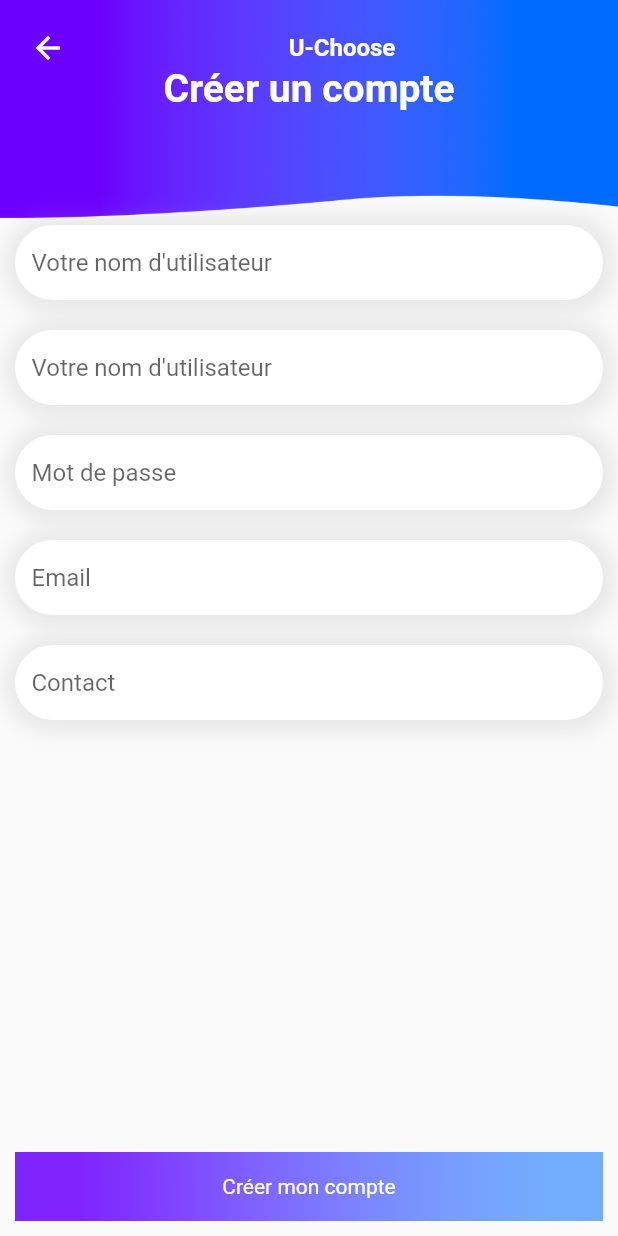
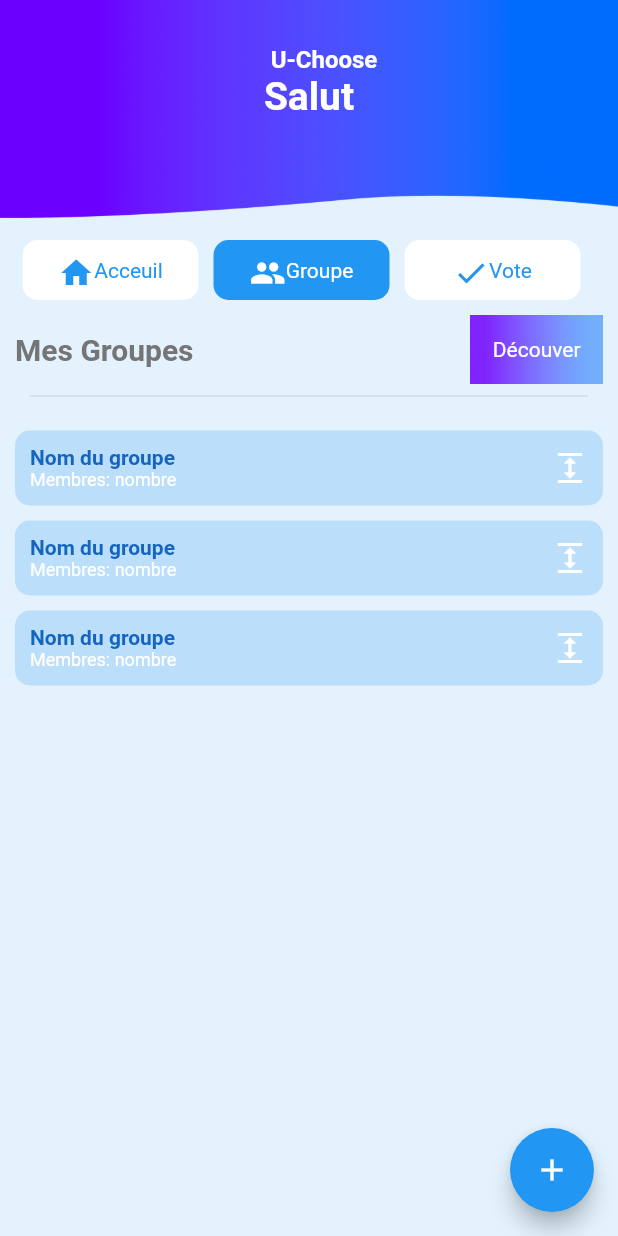
Before and after one commit to HossanaRanto/uchoose, a Flutter app: the screen it shows after launch, on a phone screen of 412 x 824 dp. Run offline on Flutter 3.47's test engine with Material 2 defaults, Android fonts, the phone set to English and light mode, and no system bars.

Commit message:
Login, Create account, navigation pages

```diff
--- /dev/null
+++ b/lib/fragement/group_fragment.dart
@@ -0,0 +1,87 @@
+import 'package:flutter/material.dart';
+import 'package:uchoose/ui/group_item.dart';
+
+class GroupFragment extends StatelessWidget {
+  const GroupFragment({super.key});
+
+  @override
+  Widget build(BuildContext context) {
+    return Scaffold(
+        backgroundColor: Colors.blue[50],
+        floatingActionButton: FloatingActionButton(
+          onPressed: () {},
+          child: Icon(Icons.add),
+        ),
+        body: Column(
+          children: [
+            // Padding(
+            //   padding: EdgeInsets.symmetric(horizontal: 10),
+            //   child: Container(
+            //     decoration: BoxDecoration(
+            //         color: Colors.white,
+            //         border: Border.all(color: Colors.white),
+            //         borderRadius: BorderRadius.circular(30),
+            //         boxShadow: [
+            //           BoxShadow(
+            //               blurRadius: 5,
+            //               color: Colors.grey.withOpacity(0.2),
+            //               spreadRadius: 5,
+            //               offset: Offset(1, 1))
+            //         ]),
+            //     child: Padding(
+            //       padding: EdgeInsets.symmetric(horizontal: 10),
+            //       child: TextField(
+            //         decoration: InputDecoration(
+            //             border: InputBorder.none, hintText: "Rechercher"),
+            //       ),
+            //     ),
+            //   ),
+            // ),
+            Container(
+              padding: EdgeInsets.symmetric(horizontal: 10),
+              child: Row(
+                mainAxisAlignment: MainAxisAlignment.spaceBetween,
+                children: [
+                  Text(
+                    "Mes Groupes",
+                    style: TextStyle(
+                        color: Colors.grey[600],
+                        fontWeight: FontWeight.bold,
+                        fontSize: 20),
+                  ),
+                  GestureDetector(
+                      child: Container(
+                          padding: EdgeInsets.all(15),
+                          decoration: BoxDecoration(
+                              image: DecorationImage(
+                                  image: AssetImage("assets/gradient.png"),
+                                  fit: BoxFit.fill)),
+                          child: Center(
+                            child: Text(
+                              "Découver",
+                              style: TextStyle(color: Colors.white),
+                            ),
+                          )))
+                ],
+              ),
+            ),
+            Padding(
+              padding: const EdgeInsets.symmetric(horizontal: 20),
+              child: Divider(),
+            ),
+            Expanded(
+              child: Container(
+                padding: EdgeInsets.all(10),
+                child: ListView(
+                  children: [
+                    GroupItem(),
+                    GroupItem(),
+                    GroupItem(),
+                  ],
+                ),
+              ),
+            )
+          ],
+        ));
+  }
+}
--- /dev/null
+++ b/lib/fragement/home_fragment.dart
@@ -0,0 +1,12 @@
+import 'package:flutter/material.dart';
+
+class HomeFragment extends StatelessWidget {
+  const HomeFragment({super.key});
+
+  @override
+  Widget build(BuildContext context) {
+    return Scaffold(
+      body: Text("Home"),
+    );
+  }
+}
--- /dev/null
+++ b/lib/fragement/vote_fragment.dart
@@ -0,0 +1,12 @@
+import "package:flutter/material.dart";
+
+class VoteFragment extends StatelessWidget {
+  const VoteFragment({super.key});
+
+  @override
+  Widget build(BuildContext context) {
+    return Scaffold(
+      body: Text("Vote"),
+    );
+  }
+}
--- a/lib/main.dart
+++ b/lib/main.dart
@@ -1,10 +1,12 @@
 import 'package:flutter/material.dart';
 import 'package:uchoose/pages/create_account_page.dart';
+import 'package:uchoose/pages/group_details_page.dart';
 import 'package:uchoose/pages/login_page.dart';
+import 'package:uchoose/pages/main_page.dart';
 
 void main() {
   runApp(MaterialApp(
     title: "U-Choose",
-    home: CreateAccount(),
+    home: MainPage(),
   ));
 }
--- /dev/null
+++ b/lib/pages/group_details_page.dart
@@ -0,0 +1,27 @@
+import 'package:flutter/material.dart';
+import 'package:uchoose/ui/custom_app_bar.dart';
+import 'package:uchoose/ui/member_item.dart';
+
+class GroupDetailsPage extends StatelessWidget {
+  @override
+  Widget build(BuildContext context) {
+    return Scaffold(
+      appBar: MyAppBar(
+        title: "Nom du groupe",
+      ),
+      body: Container(
+        padding: EdgeInsets.all(10),
+        child: Column(
+          children: [
+            Expanded(
+              child: ListView(
+                children: [MemberItem(), MemberItem(), MemberItem()],
+              ),
+            ),
+            Text("Membres: ")
+          ],
+        ),
+      ),
+    );
+  }
+}
--- a/lib/pages/main_page.dart
+++ b/lib/pages/main_page.dart
@@ -0,0 +1,32 @@
+import 'package:flutter/material.dart';
+import 'package:uchoose/fragement/group_fragment.dart';
+import 'package:uchoose/fragement/home_fragment.dart';
+import 'package:uchoose/fragement/vote_fragment.dart';
+import 'package:uchoose/ui/custom_app_bar.dart';
+import 'package:uchoose/ui/navigation_ui.dart';
+
+class MainPage extends StatelessWidget {
+  @override
+  Widget build(BuildContext context) {
+    return Scaffold(
+      appBar: MyAppBar(
+        title: "Salut",
+        hasreturn: false,
+      ),
+      backgroundColor: Colors.blue[50],
+      body: SafeArea(
+        child: Container(
+            child: Navigation(
+          items: [
+            NavigationItem(
+                icon: Icons.home, title: "Acceuil", fragment: HomeFragment()),
+            NavigationItem(
+                icon: Icons.group, title: "Groupe", fragment: GroupFragment()),
+            NavigationItem(
+                icon: Icons.check, title: "Vote", fragment: VoteFragment()),
+          ],
+        )),
+      ),
+    );
+  }
+}
--- a/lib/ui/custom_app_bar.dart
+++ b/lib/ui/custom_app_bar.dart
@@ -1,27 +1,34 @@
 import 'package:flutter/material.dart';
 
-class MyAppBar extends StatelessWidget {
+class MyAppBar extends StatelessWidget implements PreferredSizeWidget {
   final String title;
-  MyAppBar({required this.title});
+  final double appbarheight = 150;
+  final bool hasreturn;
+
+  MyAppBar({required this.title, this.hasreturn = true});
   @override
   Widget build(BuildContext context) {
     final Size screensize = MediaQuery.of(context).size;
     final double app_height = screensize.height / 5;
 
     return Container(
-      height: 150,
+      height: app_height,
       decoration: BoxDecoration(
           image: DecorationImage(
               image: AssetImage("assets/bar.png"), fit: BoxFit.fill)),
       padding: EdgeInsets.all(20),
+      child: Container(
+        margin: EdgeInsets.symmetric(vertical: 10),
         child: Column(
           children: [
             Row(
               children: [
-              Icon(
+                Visibility(
+                    visible: hasreturn,
+                    child: Icon(
                       Icons.arrow_back,
                       color: Colors.white,
-              ),
+                    )),
                 SizedBox(
                   width: 20,
                 ),
@@ -49,6 +56,11 @@ class MyAppBar extends StatelessWidget {
             )
           ],
         ),
+      ),
     );
   }
+
+  @override
+  // TODO: implement preferredSize
+  Size get preferredSize => Size.fromHeight(appbarheight);
 }
--- /dev/null
+++ b/lib/ui/group_item.dart
@@ -0,0 +1,41 @@
+import 'package:flutter/material.dart';
+
+class GroupItem extends StatelessWidget {
+  @override
+  Widget build(BuildContext context) {
+    return Container(
+      margin: EdgeInsets.symmetric(vertical: 5),
+      padding: EdgeInsets.all(10),
+      decoration: BoxDecoration(
+          color: Colors.blue[100], borderRadius: BorderRadius.circular(10)),
+      child: Row(
+        mainAxisAlignment: MainAxisAlignment.spaceBetween,
+        children: [
+          Column(
+            crossAxisAlignment: CrossAxisAlignment.start,
+            children: [
+              Text(
+                "Nom du groupe",
+                style: TextStyle(
+                    color: Colors.blue[800],
+                    fontWeight: FontWeight.bold,
+                    fontSize: 14),
+              ),
+              Text(
+                "Membres: nombre",
+                style: TextStyle(color: Colors.white, fontSize: 12),
+              )
+            ],
+          ),
+          GestureDetector(
+            onTap: () {},
+            child: Icon(
+              Icons.expand,
+              color: Colors.white,
+            ),
+          )
+        ],
+      ),
+    );
+  }
+}
--- /dev/null
+++ b/lib/ui/member_item.dart
@@ -0,0 +1,46 @@
+import 'package:flutter/material.dart';
+
+class MemberItem extends StatelessWidget {
+  @override
+  Widget build(BuildContext context) {
+    return Container(
+      padding: EdgeInsets.all(10),
+      margin: EdgeInsets.symmetric(vertical: 5),
+      decoration: BoxDecoration(
+          color: Colors.blue[100], borderRadius: BorderRadius.circular(10)),
+      child: Row(
+        children: [
+          Container(
+            padding: EdgeInsets.all(10),
+            width: 50,
+            height: 50,
+            decoration:
+                BoxDecoration(shape: BoxShape.circle, color: Colors.blue[50]),
+            child: CircleAvatar(
+              backgroundImage: AssetImage("assets/avatar.jpg"),
+            ),
+          ),
+          Container(
+            margin: EdgeInsets.symmetric(horizontal: 10),
+            child: Column(
+              crossAxisAlignment: CrossAxisAlignment.start,
+              children: [
+                Text(
+                  "Nom de l'utilisateur",
+                  style: TextStyle(
+                      color: Colors.blue[800],
+                      fontWeight: FontWeight.bold,
+                      fontSize: 14),
+                ),
+                Text(
+                  "Nom",
+                  style: TextStyle(color: Colors.white, fontSize: 12),
+                )
+              ],
+            ),
+          )
+        ],
+      ),
+    );
+  }
+}
--- /dev/null
+++ b/lib/ui/navigation_ui.dart
@@ -0,0 +1,96 @@
+import 'package:flutter/material.dart';
+
+class Navigation extends StatefulWidget {
+  final List<NavigationItem> items;
+  const Navigation({super.key, required this.items});
+
+  @override
+  State<Navigation> createState() => _NavigationState(items: items);
+}
+
+class _NavigationState extends State<Navigation> {
+  final List<NavigationItem> items;
+  int current = 1;
+  Map<int, Widget> fragmentMap = {};
+
+  _NavigationState({required this.items});
+
+  Widget _getFragment(int index) {
+    if (!fragmentMap.containsKey(index)) {
+      // If fragment not in the map, create a new instance
+      fragmentMap[index] = items[index].fragment;
+    }
+    return fragmentMap[index]!; // Retrieve the fragment from the map
+  }
+
+  @override
+  Widget build(BuildContext context) {
+    return Container(
+      //color: Colors.blue,
+      child: Column(
+        children: [
+          Container(
+            height: 60,
+            padding: EdgeInsets.all(10),
+            child: ListView.builder(
+              physics: BouncingScrollPhysics(),
+              scrollDirection: Axis.horizontal,
+              itemCount: items.length,
+              itemBuilder: (context, index) {
+                return GestureDetector(
+                  onTap: () {
+                    setState(() {
+                      // items[current].isselected = false;
+                      current = index;
+                      // items[current].isselected = true;
+                    });
+                  },
+                  child: AnimatedContainer(
+                      duration: Duration(microseconds: 300),
+                      constraints: BoxConstraints(minWidth: 50),
+                      margin: EdgeInsets.symmetric(horizontal: 5),
+                      width: MediaQuery.of(context).size.width / items.length -
+                          (items.length * 5) -
+                          5,
+                      padding: EdgeInsets.all(10),
+                      decoration: BoxDecoration(
+                          color: current == index ? Colors.blue : Colors.white,
+                          borderRadius: BorderRadius.circular(10)),
+                      child: Row(
+                        mainAxisAlignment: MainAxisAlignment.center,
+                        children: [
+                          Icon(
+                            items[index].icon,
+                            color:
+                                current == index ? Colors.white : Colors.blue,
+                          ),
+                          Text(
+                            items[index].title,
+                            style: TextStyle(
+                                color: current == index
+                                    ? Colors.white
+                                    : Colors.blue),
+                          )
+                        ],
+                      )),
+                );
+              },
+            ),
+          ),
+          Expanded(
+            child: _getFragment(current),
+          )
+        ],
+      ),
+    );
+  }
+}
+
+class NavigationItem {
+  final IconData icon;
+  final String title;
+  final Widget fragment;
+
+  NavigationItem(
+      {required this.icon, required this.title, required this.fragment});
+}
```
Also changed, not shown: assets/avatar.jpg (added), lib/models/models.dart (added). Lines whose indentation alone changed are shown as unchanged.
